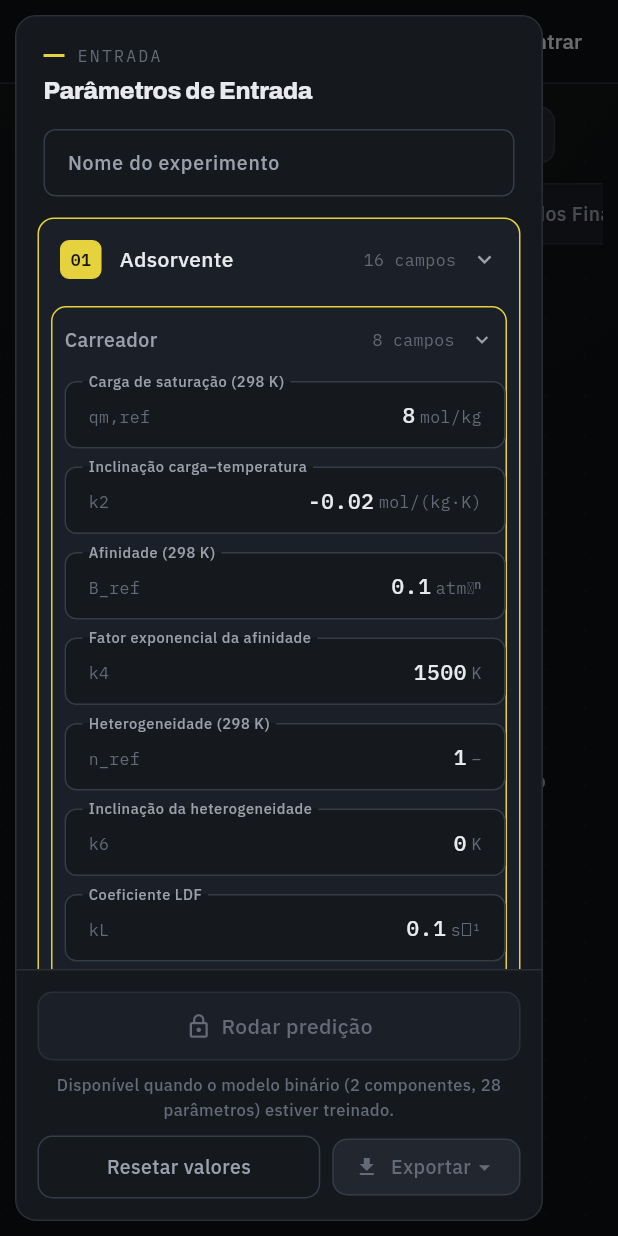
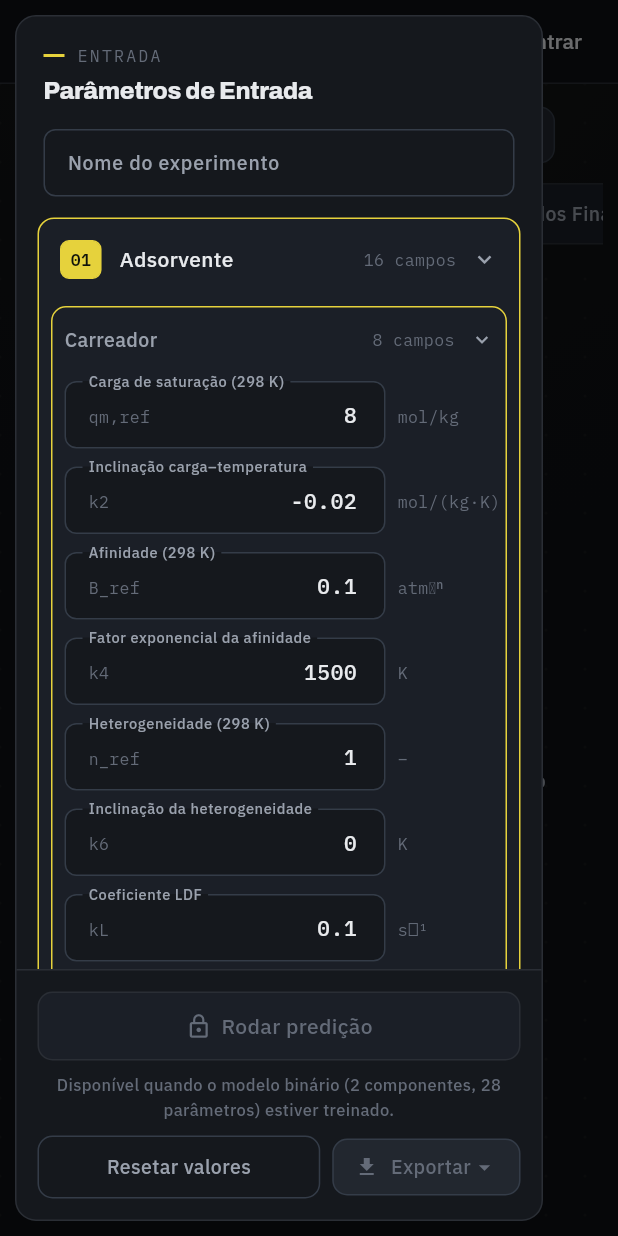
Before and after one commit to EduardoStaudt/NNAdsorption_App, a Flutter app: the PlatformScreen screen opened by its route, with the side drawer open, on a phone screen of 412 x 824 dp. Run offline on Flutter 3.47's test engine with Material 3 defaults, Android fonts, the phone set to English and light mode, and no system bars; our stand-ins replace fl_chart, flutter_svg, go_router, shared_preferences; accounts and stored records are empty; project files that could hold a hidden picture were left out.

Commit message:
feat(frontend): unidade sai de dentro do campo
Vira coluna fixa a direita, alinhada pela linha de base do valor.

```diff
--- a/frontend/lib/theme/app_sizes.dart
+++ b/frontend/lib/theme/app_sizes.dart
@@ -102,6 +102,9 @@ abstract final class Dim {
   static const larguraPeek = 280.0;
   static const alturaPeek = 340.0;
 
+  // Unidade fora do campo, em coluna própria: fixa pra os valores dos 28
+  // parâmetros ficarem alinhados entre si. Cabe 'mol/(kg·K)' em mono 11.
+  static const larguraUnidade = 72.0;
   static const larguraCartaoKpi = 200.0;
   static const larguraTextoVazio = 320.0; // dica do estado vazio
   static const larguraAuth = 400.0; // painel de login/cadastro
--- a/frontend/lib/widgets/parameters_panel.dart
+++ b/frontend/lib/widgets/parameters_panel.dart
@@ -619,11 +619,15 @@ class _ContagemDoGrupoState extends State<_ContagemDoGrupo> {
   }
 }
 
-/// Um parâmetro num campo só, no mesmo padrão do "Nome do experimento": caixa
-/// contornada, rótulo que começa dentro e sobe cortando a borda quando o campo
-/// tem valor ou foco. O símbolo entra como prefixo e a unidade como sufixo —
-/// os dois só aparecem com o rótulo lá em cima, que é o que abre espaço pra
-/// eles (é o próprio Material que os esconde enquanto o rótulo está deitado).
+/// Um parâmetro: caixa contornada no padrão do "Nome do experimento" — rótulo
+/// que começa deitado dentro e sobe cortando a borda quando o campo tem valor
+/// ou foco — e a unidade **fora** dela, numa coluna fixa à direita.
+///
+/// A unidade sai do campo porque ela não é o que se digita: dentro, ficava
+/// colada no valor e encostando na borda do card. Fora, vira uma coluna que se
+/// lê de cima a baixo. O símbolo continua como prefixo, dentro: ele identifica
+/// o campo junto com o rótulo, e o Material o recolhe enquanto o rótulo está
+/// deitado — que é o que abre espaço pros nomes longos da tabela.
 ///
 /// Valida a cada tecla contra o intervalo do `ParamDef`; como os campos nascem
 /// preenchidos com padrões válidos, o erro só aparece depois de o usuário mexer.
@@ -648,7 +652,14 @@ class _CampoInput extends StatelessWidget {
         builder: (context, valor, _) {
           final erro = erroDoCampo(def, valor.text);
 
-          return TextFormField(
+          return Row(
+            // Pela linha de base: a unidade assenta na mesma linha do valor,
+            // sem depender da altura da caixa nem da mensagem de erro embaixo.
+            crossAxisAlignment: CrossAxisAlignment.baseline,
+            textBaseline: TextBaseline.alphabetic,
+            children: [
+              Expanded(
+                child: TextFormField(
                   controller: controlador,
                   keyboardType: const TextInputType.numberWithOptions(
                     decimal: true,
@@ -663,17 +674,32 @@ class _CampoInput extends StatelessWidget {
                   ),
                   decoration: InputDecoration(
                     isDense: true,
-              // Rótulo em duas linhas quando não cabe numa: os nomes da tabela
-              // chegam a 34 caracteres, e cortar o fim de "Fração do carreador
-              // na alimentação" deixaria campos indistinguíveis.
+                    // Rótulo em duas linhas quando não cabe numa: os nomes da
+                    // tabela chegam a 34 caracteres, e cortar o fim de "Fração
+                    // do carreador na alimentação" deixaria campos
+                    // indistinguíveis.
                     label: rotulo,
                     prefixText: def.symbol,
-              suffixText: def.unit,
-              // O slot de erro do Material, pra o campo pintar borda e rótulo
-              // sozinho — mas com o ícone que a mensagem sempre teve, porque
-              // cor não pode ser o único sinal.
+                    // O slot de erro do Material, pra o campo pintar borda e
+                    // rótulo sozinho — mas com o ícone que a mensagem sempre
+                    // teve, porque cor não pode ser o único sinal.
                     error: erro == null ? null : _MensagemErro(texto: erro),
                   ),
+                ),
+              ),
+              const SizedBox(width: Espaco.sm),
+              SizedBox(
+                width: Dim.larguraUnidade,
+                child: Text(
+                  def.unit,
+                  style: TextStyle(
+                    fontFamily: 'IBMPlexMono',
+                    fontSize: Tipo.label,
+                    color: cores.text3,
+                  ),
+                ),
+              ),
+            ],
           );
         },
       ),
```
Lines whose indentation alone changed are shown as unchanged.
